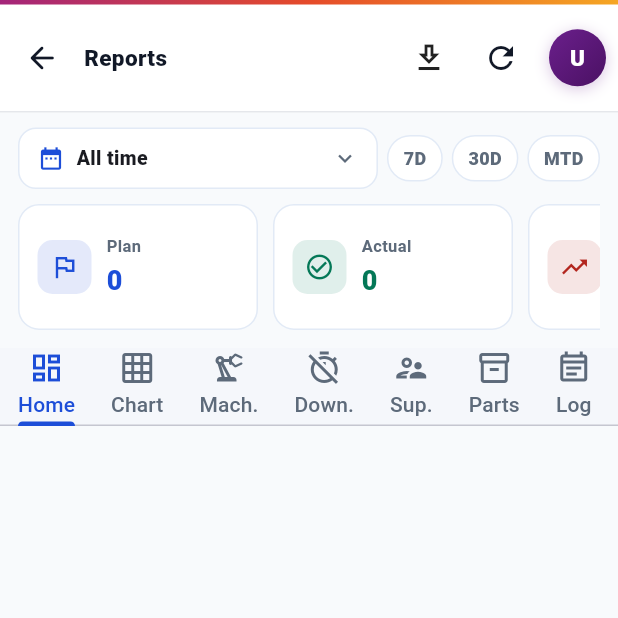
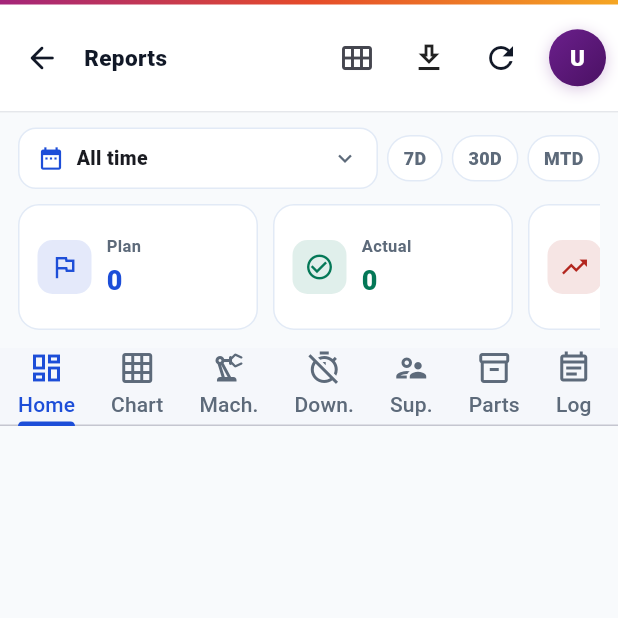
Before and after one commit to ajay-tamhankar/Productivity_frontend, a Flutter app: the DplReportsScreen screen opened directly, on a phone screen of 412 x 824 dp, the top half of it. Run offline on Flutter 3.47's test engine with Material 3 defaults, Android fonts, the light colour scheme and no system bars; our stand-ins replace dio, file_picker, fl_chart, flutter_riverpod, go_router, google_fonts and 9 more; missing offline and left inert: dart:html, excel, mobile_scanner; accounts and stored records are empty; generated files the repository leaves out were written again; network calls fail.

Commit message:
feat: add ReportsScreen with client-side export functionality for DPL analytics

```diff
--- a/lib/features/dpl/manager/screens/reports_screen.dart
+++ b/lib/features/dpl/manager/screens/reports_screen.dart
@@ -28,6 +28,7 @@ import '../services/dpl_downtime_matrix_exporter.dart';
 import '../providers/dpl_reports_provider.dart';
 import '../widgets/empty_state.dart';
 import '../widgets/error_retry.dart';
+import '../../summary/widgets/buffer_plan_download_sheet.dart';
 
 // =============================================================================
 // Tokens
@@ -393,6 +394,11 @@ class _DplReportsScreenState extends ConsumerState<DplReportsScreen>
       appBar: DplAppBar(
         title: 'Reports',
         actions: [
+          IconButton(
+            tooltip: 'Download Buffer Creation Plan (all plants)',
+            icon: const Icon(Icons.calendar_view_month_outlined),
+            onPressed: () => BufferPlanDownloadSheet.show(context),
+          ),
           PopupMenuButton<String>(
             tooltip: 'Download',
             enabled: !_isDownloading,
```
